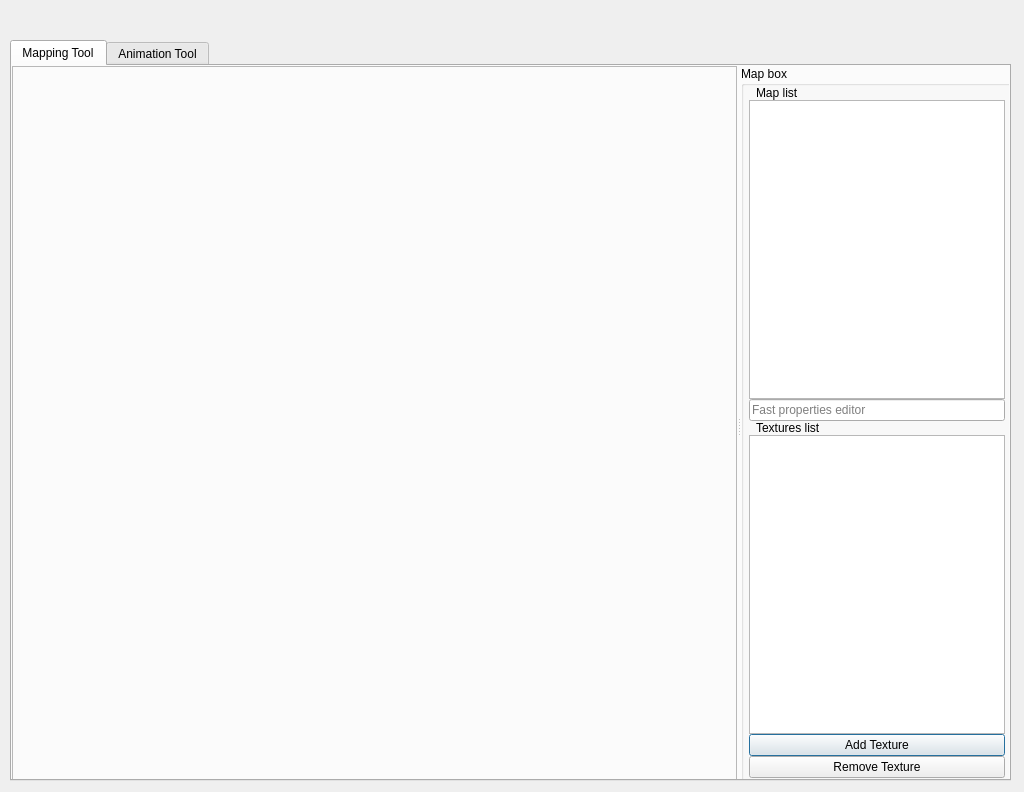
First picture: the form in qtEditor/Gui/MappingToolWindow.ui, repository timur-losev/framework2d, before the edit.
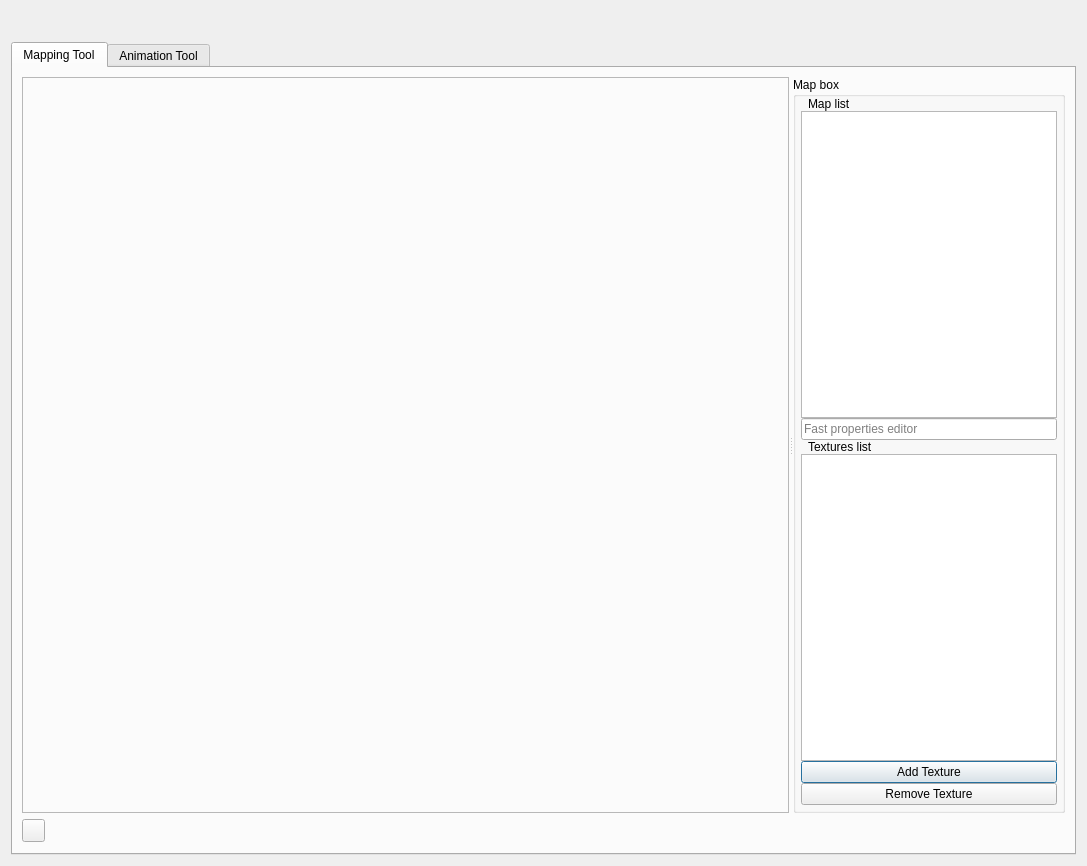
Second picture: the form after the edit.

Commit message: * fixed autoresizing for mapping tool

Diff of the .ui file:
```diff
--- a/qtEditor/Gui/MappingToolWindow.ui
+++ b/qtEditor/Gui/MappingToolWindow.ui
@@ -6,41 +6,70 @@
    <rect>
     <x>0</x>
     <y>0</y>
-    <width>1024</width>
-    <height>792</height>
+    <width>1087</width>
+    <height>866</height>
    </rect>
   </property>
+  <property name="sizePolicy">
+   <sizepolicy hsizetype="Expanding" vsizetype="Expanding">
+    <horstretch>1</horstretch>
+    <verstretch>1</verstretch>
+   </sizepolicy>
+  </property>
   <property name="windowTitle">
    <string>MappingToolWindow</string>
   </property>
+  <layout class="QGridLayout" name="gridLayout">
+   <item row="0" column="0">
+    <widget class="QWidget" name="menusWidget" native="true">
+     <property name="sizePolicy">
+      <sizepolicy hsizetype="Expanding" vsizetype="Fixed">
+       <horstretch>0</horstretch>
+       <verstretch>0</verstretch>
+      </sizepolicy>
+     </property>
+     <property name="minimumSize">
+      <size>
+       <width>0</width>
+       <height>25</height>
+      </size>
+     </property>
+    </widget>
+   </item>
+   <item row="1" column="0">
+    <layout class="QVBoxLayout" name="verticalLayout" stretch="0">
+     <property name="sizeConstraint">
+      <enum>QLayout::SetMaximumSize</enum>
+     </property>
+     <item>
   <widget class="QTabWidget" name="tabWidget">
-   <property name="geometry">
-    <rect>
-     <x>10</x>
-     <y>40</y>
-     <width>1001</width>
-     <height>741</height>
-    </rect>
+       <property name="enabled">
+        <bool>true</bool>
+       </property>
+       <property name="sizePolicy">
+        <sizepolicy hsizetype="Expanding" vsizetype="Expanding">
+         <horstretch>1</horstretch>
+         <verstretch>1</verstretch>
+        </sizepolicy>
    </property>
    <property name="currentIndex">
     <number>0</number>
    </property>
    <widget class="QWidget" name="mapping">
+        <property name="sizePolicy">
+         <sizepolicy hsizetype="Expanding" vsizetype="Expanding">
+          <horstretch>1</horstretch>
+          <verstretch>1</verstretch>
+         </sizepolicy>
+        </property>
     <attribute name="title">
      <string>Mapping Tool</string>
     </attribute>
-    <widget class="QWidget" name="verticalLayoutWidget">
-     <property name="geometry">
-      <rect>
-       <x>0</x>
-       <y>0</y>
-       <width>1001</width>
-       <height>751</height>
-      </rect>
-     </property>
+        <layout class="QVBoxLayout" name="verticalLayout_3">
+         <item>
      <layout class="QVBoxLayout" name="mainSizer">
       <property name="sizeConstraint">
-       <enum>QLayout::SetDefaultConstraint</enum>
+            <enum>QLayout::SetMaximumSize</enum>
       </property>
       <item>
        <widget class="QSplitter" name="splitter">
@@ -261,7 +290,8 @@
        </widget>
       </item>
      </layout>
-    </widget>
+         </item>
+        </layout>
    </widget>
    <widget class="QWidget" name="animation">
     <attribute name="title">
@@ -269,28 +299,10 @@
     </attribute>
    </widget>
   </widget>
-  <widget class="QWidget" name="menusWidget" native="true">
-   <property name="geometry">
-    <rect>
-     <x>10</x>
-     <y>10</y>
-     <width>999</width>
-     <height>25</height>
-    </rect>
-   </property>
-   <property name="sizePolicy">
-    <sizepolicy hsizetype="Expanding" vsizetype="Fixed">
-     <horstretch>0</horstretch>
-     <verstretch>0</verstretch>
-    </sizepolicy>
-   </property>
-   <property name="minimumSize">
-    <size>
-     <width>0</width>
-     <height>25</height>
-    </size>
-   </property>
-  </widget>
+     </item>
+    </layout>
+   </item>
+  </layout>
  </widget>
  <resources>
   <include location="../../Media/Icons/icons.qrc"/>
```
Left out of the diff: 6 changed lines with no effect on the pictures. Lines whose indentation alone changed are shown as unchanged. The commit also changes 2 other files.
